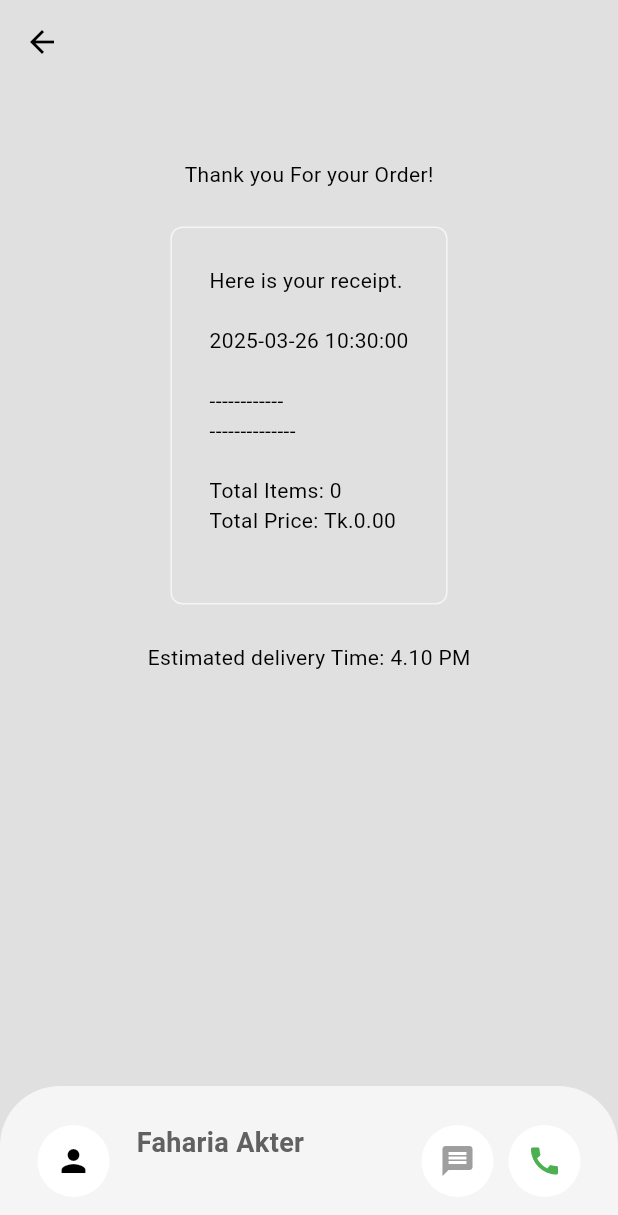
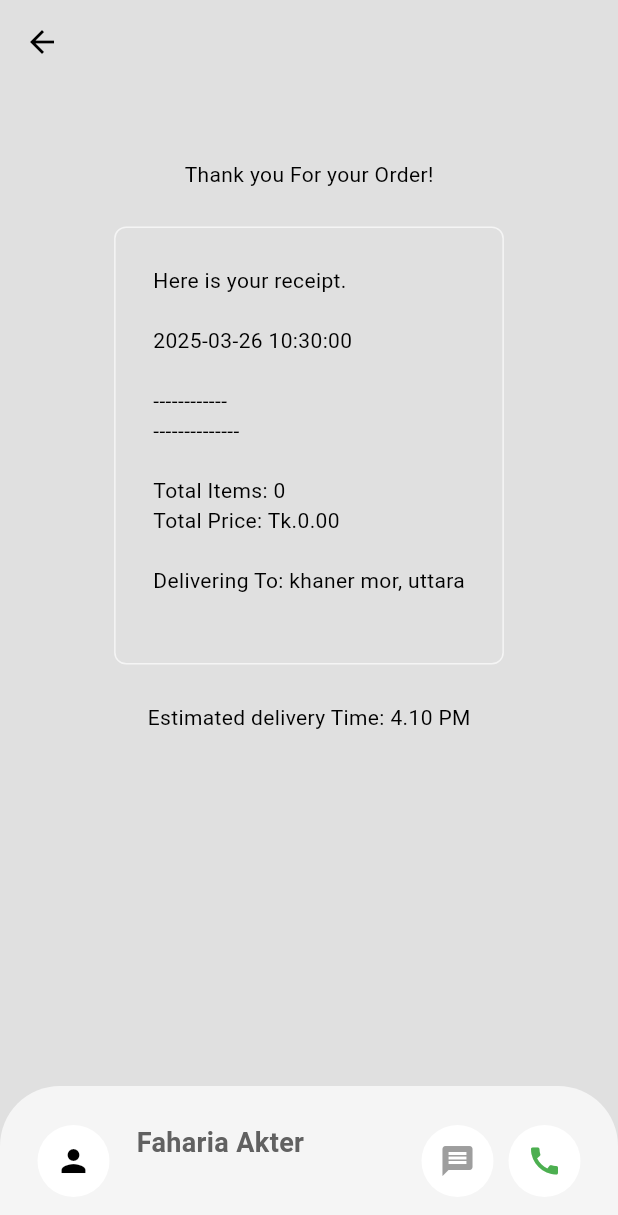
Before and after one commit to Pi-Pika/AharExpress, a Flutter app: the DeliveryProgressPage screen opened directly, on a phone screen of 412 x 824 dp. Shown: the top 1215 px of the screen. Run offline on Flutter 3.47's test engine with Material 3 defaults, Android fonts, the phone set to English and light mode, and no system bars; our stand-ins replace cloud_firestore, firebase_auth, firebase_core, flutter_credit_card; accounts and stored records are empty.

Commit message:
Complete ffrom my side

```diff
--- a/lib/components/my_receipt.dart
+++ b/lib/components/my_receipt.dart
@@ -16,7 +16,8 @@ class MyReceipt extends StatelessWidget {
           children: [
             const Text("Thank you For your Order!"),
             const SizedBox(height: 25),
-            Container(
+            SingleChildScrollView(
+              child: Container(
                 decoration: BoxDecoration(
                   border:
                     Border.all(color: Theme.of(context).colorScheme.secondary),
@@ -28,6 +29,7 @@ class MyReceipt extends StatelessWidget {
                       Text(restaurant.displayCartReceipt()),
                 ),
               ),
+            ),
             const SizedBox(height: 25),
             const Text("Estimated delivery Time: 4.10 PM"),
           ],
--- a/lib/model/restaurant.dart
+++ b/lib/model/restaurant.dart
@@ -147,19 +147,25 @@ class Restaurant extends ChangeNotifier {
 
     //drinks
   ];
+
+  //user cart
+  final List<CartItem> _cart = [];
+
+  //delivery address (user based)
+  String _deliveryAddress = "khaner mor, uttara";
+
+
   /*
   G E T T E R S
   */
 
   List<Food> get menu => _menu;
   List<CartItem> get cart => _cart;
+  String get deliveryAddress => _deliveryAddress;
 
   /*
   O P R E R A T I O N S
   */
-
-  //user cart
-  final List<CartItem> _cart = [];
 
   // add to cart
   void addToCart(Food food, List<Addon> selectedAddons) {
@@ -240,6 +246,12 @@ class Restaurant extends ChangeNotifier {
     notifyListeners();
   }
 
+  //update delivery address
+  void updateDeliveryAddress(String newAddress) {
+    _deliveryAddress = newAddress;
+    notifyListeners();
+  }
+
   /*
   H E L P E R S
   */
@@ -274,6 +286,9 @@ class Restaurant extends ChangeNotifier {
     receipt.writeln();
     receipt.writeln("Total Items: ${getTotalItamCount()}");
     receipt.writeln("Total Price: ${_formatPrice(getTotalPrice())}");
+    receipt.writeln();
+    receipt.writeln("Delivering To: $deliveryAddress");
+
 
     return receipt.toString();
   }
--- a/lib/pages/delivery_progress_page.dart
+++ b/lib/pages/delivery_progress_page.dart
@@ -33,10 +33,12 @@ class _DeliveryProgressPageState extends State<DeliveryProgressPage> {
         backgroundColor: Colors.transparent,
       ),
       bottomNavigationBar: _buildBottomNavBar(context),
-      body: Column(
-        children: [
-          MyReceipt(),
-        ],
+      body: SingleChildScrollView(
+        child: Column(
+          children: [
+            MyReceipt(),
+          ],
+        ),
       ),
     );
   }
```
Also changed, not shown: lib/components/my_current_location.dart (+27 -11 lines). Lines whose indentation alone changed are shown as unchanged.
